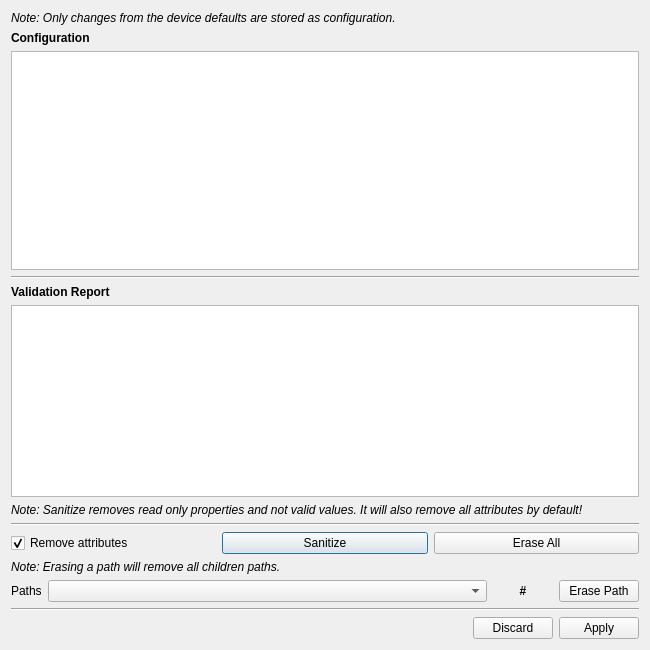
First picture: the form in src/pythonGui/karabogui/project/dialog/ui/device_configuration.ui, repository European-XFEL/Karabo, before the edit.
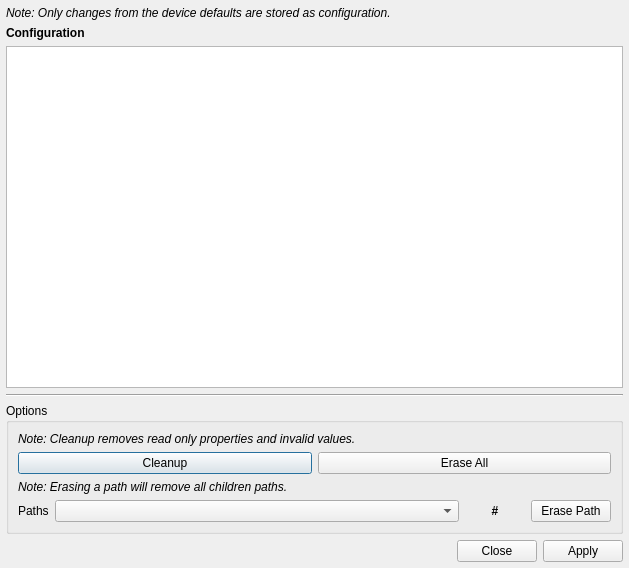
Second picture: the form after the edit.

Commit message: refactor(GUI): Refactor the Project Config Dialog / Init Configuration Preview Dialog and clarify a few names

```diff
--- a/src/pythonGui/karabogui/project/dialog/ui/device_configuration.ui
+++ b/src/pythonGui/karabogui/project/dialog/ui/device_configuration.ui
@@ -6,14 +6,26 @@
    <rect>
     <x>0</x>
     <y>0</y>
-    <width>650</width>
-    <height>650</height>
+    <width>629</width>
+    <height>568</height>
    </rect>
   </property>
   <property name="windowTitle">
    <string>Dialog</string>
   </property>
   <layout class="QVBoxLayout" name="verticalLayout_2">
+   <property name="leftMargin">
+    <number>6</number>
+   </property>
+   <property name="topMargin">
+    <number>6</number>
+   </property>
+   <property name="rightMargin">
+    <number>6</number>
+   </property>
+   <property name="bottomMargin">
+    <number>6</number>
+   </property>
    <item>
     <widget class="QLabel" name="ui_note">
      <property name="font">
@@ -61,49 +73,19 @@
     </widget>
    </item>
    <item>
+    <widget class="Line" name="line_2">
+     <property name="orientation">
+      <enum>Qt::Horizontal</enum>
+     </property>
+    </widget>
+   </item>
+   <item>
+    <widget class="QGroupBox" name="ui_edit_group">
+     <property name="title">
+      <string>Options</string>
+     </property>
     <layout class="QVBoxLayout" name="verticalLayout">
      <item>
-      <widget class="Line" name="line">
-       <property name="orientation">
-        <enum>Qt::Horizontal</enum>
-       </property>
-      </widget>
-     </item>
-     <item>
-      <widget class="QLabel" name="label_validation">
-       <property name="font">
-        <font>
-         <weight>75</weight>
-         <bold>true</bold>
-        </font>
-       </property>
-       <property name="text">
-        <string>Validation Report</string>
-       </property>
-      </widget>
-     </item>
-     <item>
-      <widget class="QTextEdit" name="ui_valid_info">
-       <property name="sizePolicy">
-        <sizepolicy hsizetype="MinimumExpanding" vsizetype="MinimumExpanding">
-         <horstretch>0</horstretch>
-         <verstretch>0</verstretch>
-        </sizepolicy>
-       </property>
-       <property name="minimumSize">
-        <size>
-         <width>400</width>
-         <height>0</height>
-        </size>
-       </property>
-       <property name="readOnly">
-        <bool>true</bool>
-       </property>
-      </widget>
-     </item>
-    </layout>
-   </item>
-   <item>
     <widget class="QLabel" name="label_4">
      <property name="font">
       <font>
@@ -111,36 +93,19 @@
       </font>
      </property>
      <property name="text">
-      <string>Note: Sanitize removes read only properties and not valid values. It will also remove all attributes by default!</string>
+         <string>Note: Cleanup removes read only properties and invalid values.</string>
      </property>
      <property name="wordWrap">
       <bool>true</bool>
      </property>
     </widget>
    </item>
-   <item>
-    <widget class="Line" name="line_2">
-     <property name="orientation">
-      <enum>Qt::Horizontal</enum>
-     </property>
-    </widget>
-   </item>
    <item>
     <layout class="QHBoxLayout" name="horizontalLayout_2">
      <item>
-      <widget class="QCheckBox" name="ui_remove_attributes">
+         <widget class="QPushButton" name="ui_cleanup">
        <property name="text">
-        <string>Remove attributes</string>
-       </property>
-       <property name="checked">
-        <bool>true</bool>
-       </property>
-      </widget>
-     </item>
-     <item>
-      <widget class="QPushButton" name="ui_sanitize">
-       <property name="text">
-        <string>Sanitize</string>
+           <string>Cleanup</string>
        </property>
       </widget>
      </item>
@@ -232,17 +197,13 @@
      </item>
     </layout>
    </item>
-   <item>
-    <widget class="Line" name="line_4">
-     <property name="orientation">
-      <enum>Qt::Horizontal</enum>
-     </property>
+     </layout>
     </widget>
    </item>
    <item>
     <widget class="QDialogButtonBox" name="ui_buttonBox">
      <property name="standardButtons">
-      <set>QDialogButtonBox::Apply|QDialogButtonBox::Discard</set>
+      <set>QDialogButtonBox::Apply|QDialogButtonBox::Close</set>
      </property>
     </widget>
    </item>
```
Lines whose indentation alone changed are shown as unchanged. The commit also changes 16 other files.
